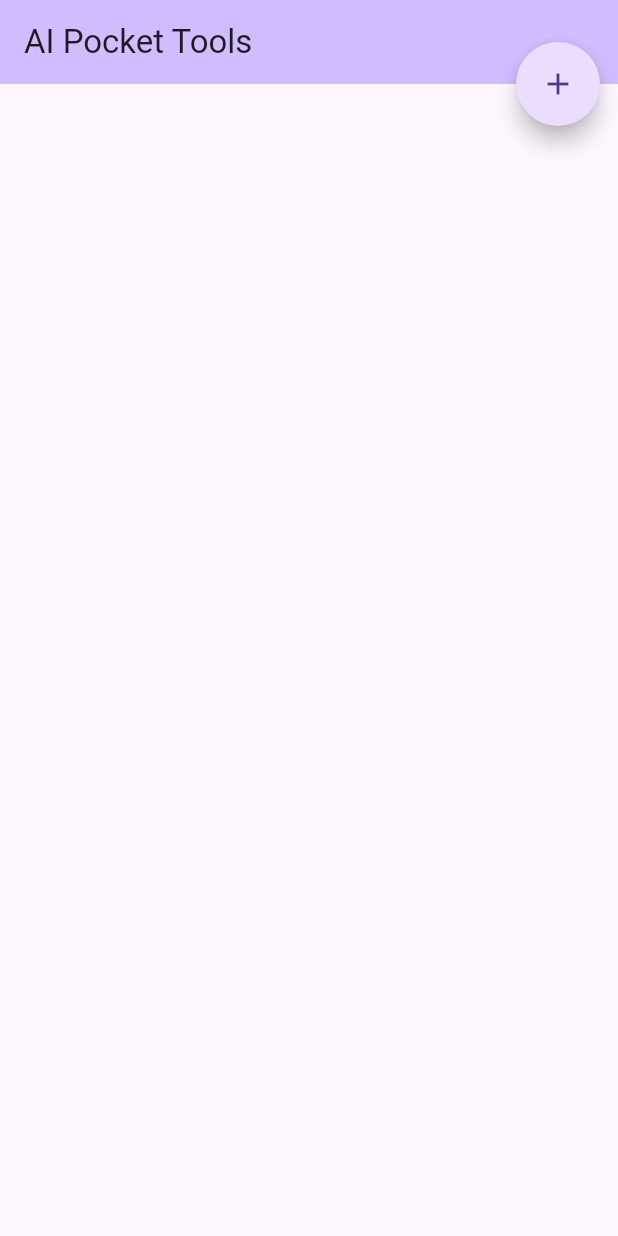
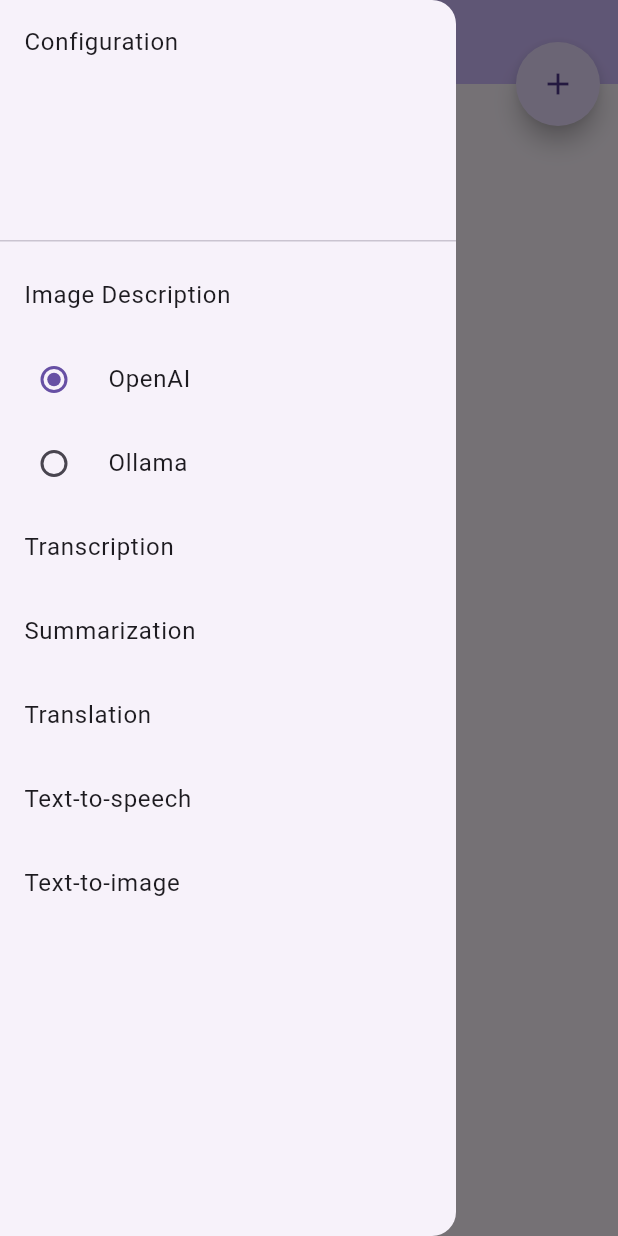
Before and after one commit to matteodg/ai_pocket_tools, a Flutter app: the screen it shows after launch, with the side drawer open (before the commit the screen has no drawer), on a phone screen of 412 x 824 dp. Run offline on Flutter 3.47's test engine with Material 3 defaults, Android fonts, the phone set to English and light mode, and no system bars; drawn by our look-alikes of flutter_speed_dial; our stand-ins replace audioplayers, bloc, file_picker, flutter_riverpod, fpdart, riverpod and 4 more; missing offline and left inert: dart_openai, ffmpeg_kit_flutter_audio, share_handler; accounts and stored records are empty; generated files the repository leaves out were written again.

Commit message:
wip! Add configuration drawer

```diff
--- /dev/null
+++ b/lib/shared_items/view/services_drawer.dart
@@ -0,0 +1,56 @@
+import 'package:flutter/material.dart';
+
+class ServicesDrawer extends StatelessWidget {
+  const ServicesDrawer({
+    super.key,
+  });
+
+  @override
+  Widget build(BuildContext context) {
+    return Drawer(
+      child: ListView(
+        children: [
+          const DrawerHeader(
+            child: Text('Configuration'),
+          ),
+          ListTile(
+            title: const Text('Image Description'),
+            onTap: () {},
+          ),
+          RadioListTile(
+            value: 'OpenAI',
+            groupValue: 'OpenAI',
+            onChanged: (str) {},
+            title: const Text('OpenAI'),
+          ),
+          RadioListTile(
+            value: 'Ollama',
+            groupValue: 'OpenAI',
+            onChanged: (str) {},
+            title: const Text('Ollama'),
+          ),
+          ListTile(
+            title: const Text('Transcription'),
+            onTap: () {},
+          ),
+          ListTile(
+            title: const Text('Summarization'),
+            onTap: () {},
+          ),
+          ListTile(
+            title: const Text('Translation'),
+            onTap: () {},
+          ),
+          ListTile(
+            title: const Text('Text-to-speech'),
+            onTap: () {},
+          ),
+          ListTile(
+            title: const Text('Text-to-image'),
+            onTap: () {},
+          ),
+        ],
+      ),
+    );
+  }
+}
--- a/lib/shared_items/view/shared_items_view.dart
+++ b/lib/shared_items/view/shared_items_view.dart
@@ -2,6 +2,9 @@ import 'package:ai_pocket_tools/l10n/l10n.dart';
 import 'package:ai_pocket_tools/shared_items/shared_items.dart';
 import 'package:ai_pocket_tools/shared_items/view/audio_attachment_widget.dart';
 import 'package:ai_pocket_tools/shared_items/view/floating_action_menu.dart';
+import 'package:ai_pocket_tools/shared_items/view/image_attachment_widget.dart';
+import 'package:ai_pocket_tools/shared_items/view/services_drawer.dart';
+import 'package:ai_pocket_tools/shared_items/view/text_attachment_widget.dart';
 import 'package:ai_pocket_tools/shared_items/view/video_attachment_widget.dart';
 import 'package:flutter/material.dart';
 import 'package:flutter_riverpod/flutter_riverpod.dart';
@@ -74,6 +77,7 @@ class _SharedItemsViewState extends ConsumerState<SharedItemsView> {
       ),
       floatingActionButtonLocation: FloatingActionButtonLocation.miniEndTop,
       floatingActionButton: const FloatingActionMenu(),
+      drawer: const ServicesDrawer(),
       body: Center(
         child: asyncSharedItemsList.when(
           data: (items) {
```
